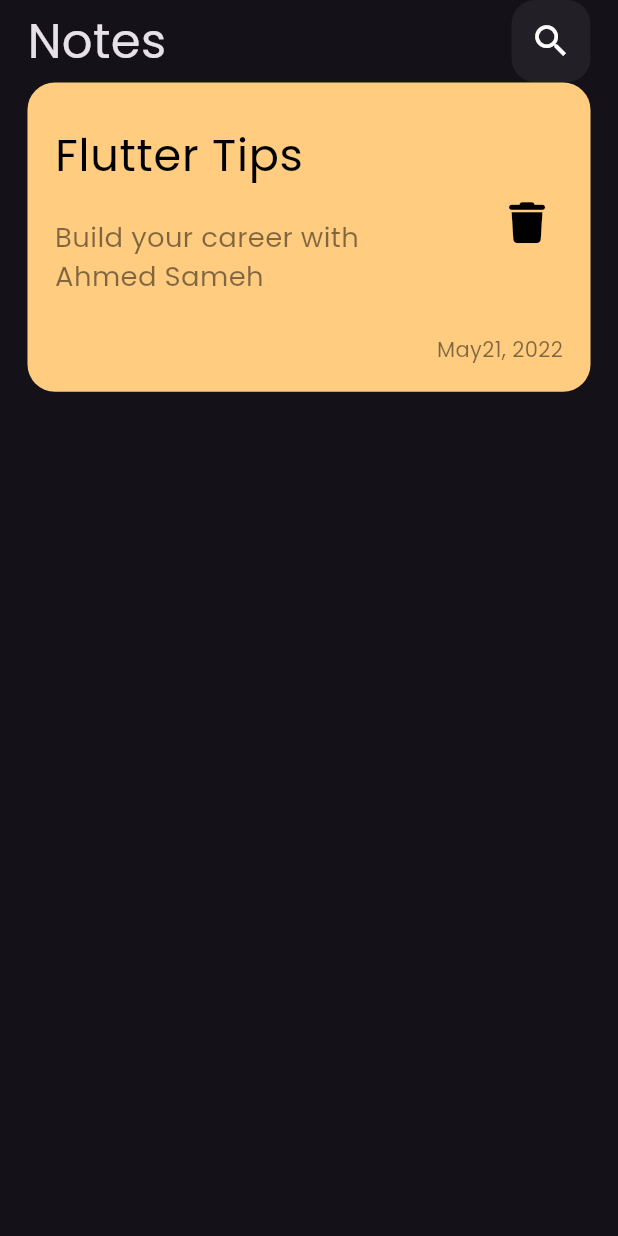
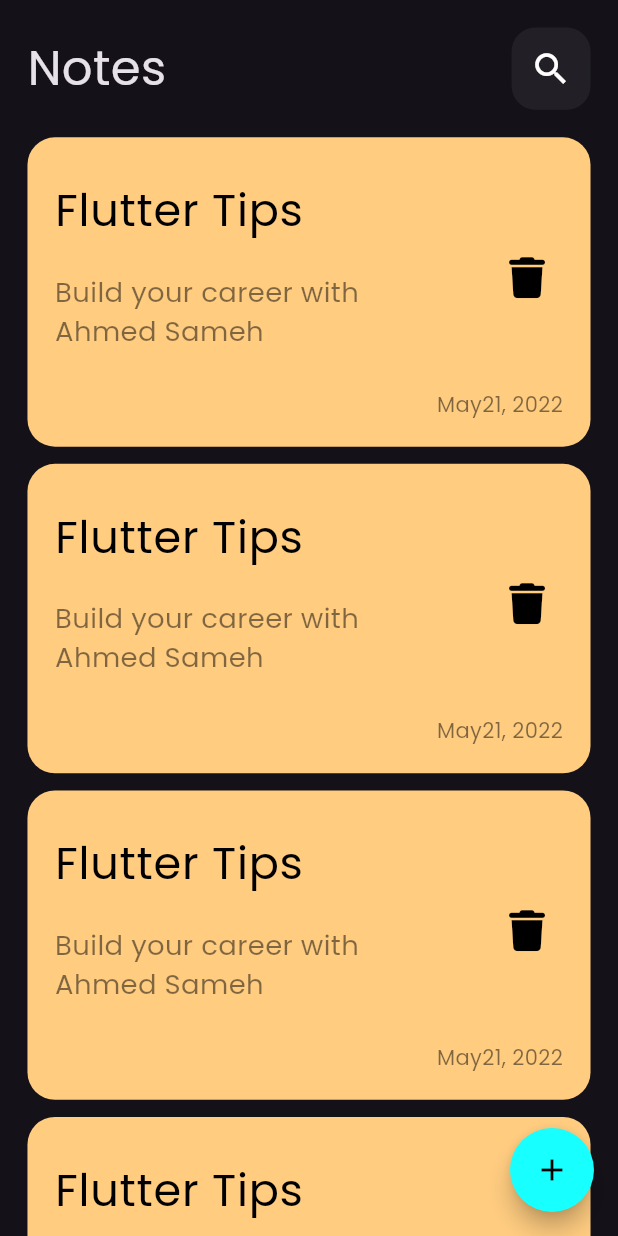
Before and after one commit to a7mmedsameh/notes_app, a Flutter app: the screen it shows after launch, on a phone screen of 412 x 824 dp. Run offline on Flutter 3.47's test engine with Material 3 defaults, Android fonts, the phone set to English and light mode, and no system bars; our stand-ins replace flutter_screenutil, font_awesome_flutter.

Commit message:
add floating action button

```diff
--- a/lib/views/notes_view.dart
+++ b/lib/views/notes_view.dart
@@ -6,8 +6,14 @@ class NotesView extends StatelessWidget {
 
   @override
   Widget build(BuildContext context) {
-    return const Scaffold(
-      body: NotesViewBody(),
+    return Scaffold(
+      floatingActionButton: FloatingActionButton(
+        shape: RoundedRectangleBorder(borderRadius: BorderRadius.circular(500)),
+        backgroundColor: Colors.cyanAccent,
+        onPressed: () {},
+        child: const Icon(Icons.add, color: Colors.black),
+      ),
+      body: const NotesViewBody(),
     );
   }
 }
--- a/lib/views/widgets/custom_appbar.dart
+++ b/lib/views/widgets/custom_appbar.dart
@@ -8,6 +8,8 @@ class CustomAppbar extends StatelessWidget {
   @override
   Widget build(BuildContext context) {
     return SafeArea(
+      child: Padding(
+        padding: EdgeInsets.symmetric(vertical: 16.r),
         child: Row(
           mainAxisAlignment: MainAxisAlignment.spaceBetween,
           children: [
@@ -15,6 +17,7 @@ class CustomAppbar extends StatelessWidget {
             const CustomSearchIcon(),
           ],
         ),
+      ),
     );
   }
 }
--- a/lib/views/widgets/custom_note_item.dart
+++ b/lib/views/widgets/custom_note_item.dart
@@ -27,7 +27,7 @@ class CustomNoteItem extends StatelessWidget {
               child: Text(
                 'Build your career with Ahmed Sameh',
                 style: TextStyle(
-                  color: Colors.black.withOpacity(.5),
+                  color: Colors.black.withValues(alpha: .5),
                   fontSize: 16.sp,
                 ),
               ),
@@ -43,7 +43,7 @@ class CustomNoteItem extends StatelessWidget {
           ),
           Text(
             'May21, 2022',
-            style: TextStyle(color: Colors.black.withOpacity(.5)),
+            style: TextStyle(color: Colors.black.withValues(alpha: .5)),
           ),
         ],
       ),
--- a/lib/views/widgets/custom_search_icon.dart
+++ b/lib/views/widgets/custom_search_icon.dart
@@ -10,7 +10,7 @@ class CustomSearchIcon extends StatelessWidget {
       width: 46.w,
       height: 46.h,
       decoration: BoxDecoration(
-        color: Colors.white.withOpacity(.06),
+        color: Colors.white.withValues(alpha: .06),
         borderRadius: BorderRadius.circular(16),
       ),
       child: const Center(child: Icon(Icons.search, size: 28)),
--- a/lib/views/widgets/notes_app_body.dart
+++ b/lib/views/widgets/notes_app_body.dart
@@ -1,7 +1,7 @@
 import 'package:flutter/material.dart';
 import 'package:flutter_screenutil/flutter_screenutil.dart';
 import 'package:project_12/views/widgets/custom_appbar.dart';
-import 'package:project_12/views/widgets/custom_note_item.dart';
+import 'package:project_12/views/widgets/notes_list_view_builder.dart';
 
 class NotesViewBody extends StatelessWidget {
   const NotesViewBody({super.key});
@@ -10,7 +10,9 @@ class NotesViewBody extends StatelessWidget {
   Widget build(BuildContext context) {
     return Padding(
       padding: EdgeInsets.symmetric(horizontal: 16.r),
-      child: const Column(children: [CustomAppbar(), CustomNoteItem()]),
+      child: const Column(
+        children: [CustomAppbar(), Expanded(child: NotesListViewBuilder())],
+      ),
     );
   }
 }
--- /dev/null
+++ b/lib/views/widgets/notes_list_view_builder.dart
@@ -0,0 +1,20 @@
+import 'package:flutter/material.dart';
+import 'package:flutter_screenutil/flutter_screenutil.dart';
+import 'package:project_12/views/widgets/custom_note_item.dart';
+
+class NotesListViewBuilder extends StatelessWidget {
+  const NotesListViewBuilder({super.key});
+
+  @override
+  Widget build(BuildContext context) {
+    return ListView.builder(
+      padding: EdgeInsets.zero,
+      itemBuilder: (context, index) {
+        return Container(
+          margin: EdgeInsets.only(bottom: 10.r),
+          child: const CustomNoteItem(),
+        );
+      },
+    );
+  }
+}
```
Lines whose indentation alone changed are shown as unchanged.
